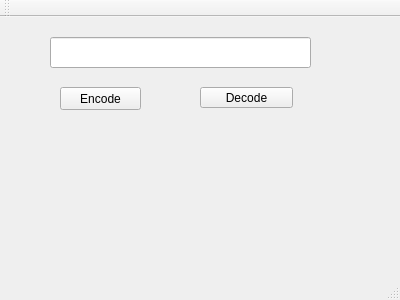
Old version of the form mainwindow.ui in the repository kashyff0/QtTest.
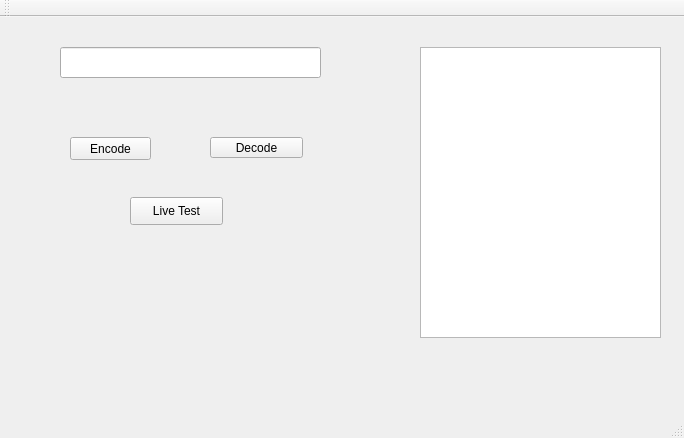
New version of the form.

Commit message: Added rime delay in beween tests and a textedit to show comments

What changed in the file:
```diff
--- a/mainwindow.ui
+++ b/mainwindow.ui
@@ -6,8 +6,8 @@
    <rect>
     <x>0</x>
     <y>0</y>
-    <width>400</width>
-    <height>300</height>
+    <width>684</width>
+    <height>438</height>
    </rect>
   </property>
   <property name="windowTitle">
@@ -17,8 +17,8 @@
    <widget class="QPushButton" name="pushButton">
     <property name="geometry">
      <rect>
-      <x>60</x>
-      <y>70</y>
+      <x>70</x>
+      <y>120</y>
       <width>81</width>
       <height>23</height>
      </rect>
@@ -30,8 +30,8 @@
    <widget class="QLineEdit" name="lineEdit">
     <property name="geometry">
      <rect>
-      <x>50</x>
-      <y>20</y>
+      <x>60</x>
+      <y>30</y>
       <width>261</width>
       <height>31</height>
      </rect>
@@ -40,8 +40,8 @@
    <widget class="QPushButton" name="pushButton_2">
     <property name="geometry">
      <rect>
-      <x>200</x>
-      <y>70</y>
+      <x>210</x>
+      <y>120</y>
       <width>93</width>
       <height>21</height>
      </rect>
@@ -50,6 +50,29 @@
      <string>Decode</string>
     </property>
    </widget>
+   <widget class="QPushButton" name="pushButton_3">
+    <property name="geometry">
+     <rect>
+      <x>130</x>
+      <y>180</y>
+      <width>93</width>
+      <height>28</height>
+     </rect>
+    </property>
+    <property name="text">
+     <string>Live Test</string>
+    </property>
+   </widget>
+   <widget class="QTextEdit" name="textEdit">
+    <property name="geometry">
+     <rect>
+      <x>420</x>
+      <y>30</y>
+      <width>241</width>
+      <height>291</height>
+     </rect>
+    </property>
+   </widget>
   </widget>
   <widget class="QMenuBar" name="menuBar">
    <property name="geometry">
```
Left out of the diff: 2 changed lines with no effect on the pictures. The commit also changes 4 other files.
